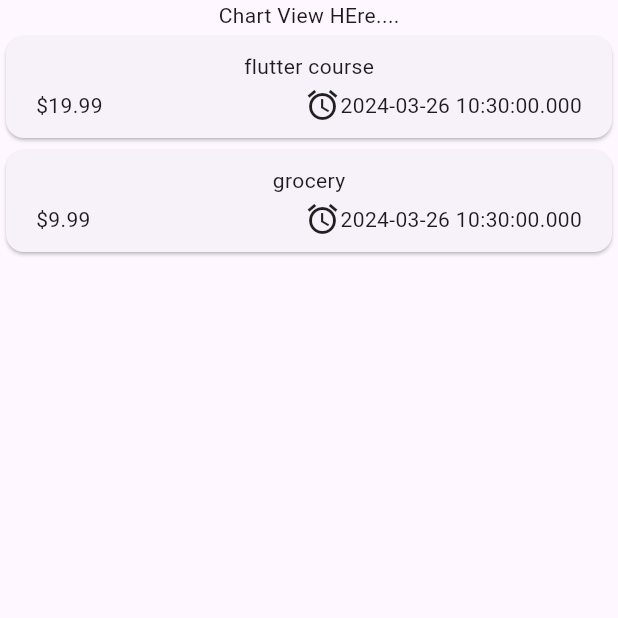
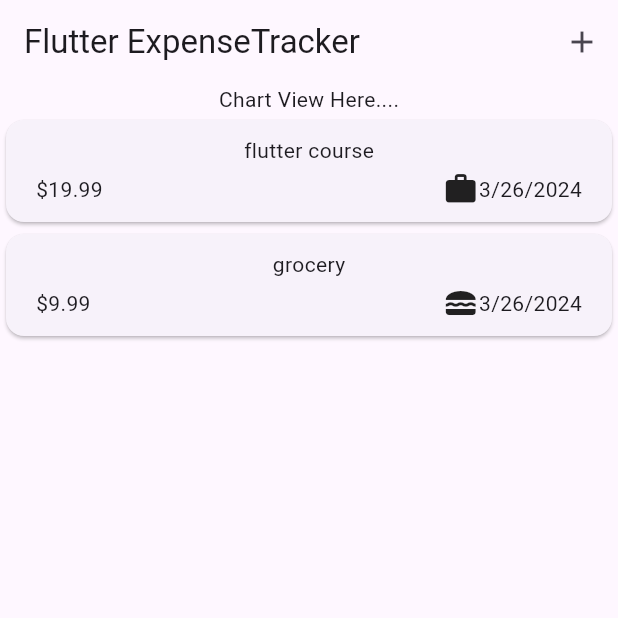
Before and after one commit to Nabeel-Oraxtech/Expense-Tracker-App, a Flutter app: the screen it shows after launch, on a phone screen of 412 x 824 dp, the top half of it. Run offline on Flutter 3.47's test engine with Material 3 defaults, Android fonts, the phone set to English and light mode, and no system bars.

Commit message:
Added Main Functionality

```diff
--- a/lib/main.dart
+++ b/lib/main.dart
@@ -3,6 +3,10 @@ import 'package:flutter/material.dart';
 
 void main() {
   runApp(
-    const MaterialApp(home: Expenses()),
+     MaterialApp(
+      theme: ThemeData(useMaterial3: true),
+      home: const Expenses(),
+
+    ),
   );
 }
--- a/lib/models/expense.dart
+++ b/lib/models/expense.dart
@@ -1,7 +1,10 @@
 import 'package:flutter/material.dart';
+import 'package:intl/intl.dart';
 import 'package:uuid/uuid.dart';
 
 const uuid = Uuid();
+
+final formatter = DateFormat.yMd();
 
 enum Category { food, travel, leisure, work }
 
@@ -25,4 +28,8 @@ class Expense {
   final double amount;
   final DateTime date;
   final Category category;
+
+  String get formattedDate{
+    return formatter.format(date);
+  }
 }
--- a/lib/widgets/expenses.dart
+++ b/lib/widgets/expenses.dart
@@ -1,10 +1,12 @@
 import 'package:expense_tracker_app/widgets/expenses_list.dart/expenses.list.dart';
 import 'package:expense_tracker_app/models/expense.dart';
+import 'package:expense_tracker_app/widgets/new_expense.dart';
 import 'package:flutter/material.dart';
-import 'package:flutter/widgets.dart';
+import 'package:flutter/services.dart';
 
 class Expenses extends StatefulWidget {
   const Expenses({super.key});
+
   @override
   State<Expenses> createState() {
     return _ExpensesState();
@@ -20,20 +22,86 @@ class _ExpensesState extends State<Expenses> {
       category: Category.work,
     ),
     Expense(
-        title: 'grocery',
-        amount: 9.99,
-        date: DateTime.now(),
-        category: Category.food)
+      title: 'grocery',
+      amount: 9.99,
+      date: DateTime.now(),
+      category: Category.food,
+    )
   ];
 
+  //@override
+  // void initState() {
+  //   super.initState();
+  //   // Set the system status bar color
+  //    SystemChrome.setSystemUIOverlayStyle(const SystemUiOverlayStyle(
+  //     statusBarColor: Colors.blue, // Change this color as needed
+  //   ));
+  // }
+
+  void _openAddExpense(){
+    showModalBottomSheet(
+      isScrollControlled: true,
+        context: context,
+        builder: (ctx)=>  NewExpense(onAddExpense:_addExpense),
+    );
+  }
+  void _addExpense(Expense expense){
+    setState(() {
+      _registeredExpenses.add(expense);
+    });
+  }
+
+  void _removeExpense(Expense expense){
+    final expenseIndex=_registeredExpenses.indexOf(expense);
+    setState(() {
+      _registeredExpenses.remove(expense);
+    });
+    ScaffoldMessenger.of(context).clearSnackBars();
+    ScaffoldMessenger.of(context).showSnackBar(
+         SnackBar(
+          duration: const Duration(seconds: 4),
+          content: const Text('Expense Deleted'),
+          action: SnackBarAction(
+              label: 'Undo',
+              onPressed: (){
+                setState(() {
+                  _registeredExpenses.insert(expenseIndex, expense);
+                });
+              }),
+        ));
+  }
   @override
   Widget build(BuildContext context) {
+
+    Widget mainContent=const Center(
+      child:
+      Text('No Expenses Found, Start Adding New One'),
+    );
+    if(_registeredExpenses.isNotEmpty){
+      mainContent= ExpensesList(
+        expenses: _registeredExpenses,
+        onRemoveExpense: _removeExpense,);
+    }
     return Scaffold(
+      appBar: AppBar(
+        //backgroundColor: Colors.blue, // Same color as status bar
+        title: const Text('Flutter ExpenseTracker'),
+        actions: [
+          IconButton(
+            icon: const Icon(Icons.add),
+            onPressed:_openAddExpense,
+          ),
+        ],
+      ),
       body: Center(
-        child: Column(children: [
-          const Text('Chart View HEre....'),
-          Expanded(child: ExpensesList(expenses: _registeredExpenses)),
-        ]),
+        child: Column(
+          children: [
+            const Text('Chart View Here....'),
+            Expanded(
+              child:mainContent,
+            ),
+          ],
+        ),
       ),
     );
   }
--- a/lib/widgets/expenses_list.dart/expenses.list.dart
+++ b/lib/widgets/expenses_list.dart/expenses.list.dart
@@ -3,14 +3,22 @@ import 'package:expense_tracker_app/widgets/expenses_list.dart/expenses_item.dar
 import 'package:flutter/widgets.dart';
 
 class ExpensesList extends StatelessWidget {
-  const ExpensesList({super.key, required this.expenses});
+  const ExpensesList({super.key,
+    required this.expenses,
+    required this.onRemoveExpense});
 
+  final void Function(Expense expense) onRemoveExpense;
   final List<Expense> expenses;
 
   @override
   Widget build(BuildContext context) {
     return ListView.builder(
         itemCount: expenses.length,
-        itemBuilder: (ctx, index) => ExpensesItem(expense: expenses[index]));
+        itemBuilder: (ctx, index) => Dismissible(
+            key: ValueKey(expenses[index]),
+            onDismissed: (direction){
+              onRemoveExpense(expenses[index]);
+            },
+            child: ExpensesItem(expense: expenses[index])));
   }
 }
--- a/lib/widgets/expenses_list.dart/expenses_item.dart
+++ b/lib/widgets/expenses_list.dart/expenses_item.dart
@@ -7,6 +7,7 @@ class ExpensesItem extends StatelessWidget {
   final Expense expense;
   @override
   Widget build(BuildContext context) {
+
     return Card(
       child: Padding(
           padding: const EdgeInsets.symmetric(
@@ -25,11 +26,11 @@ class ExpensesItem extends StatelessWidget {
                   const Spacer(),
                   Row(
                     children: [
-                      const Icon(Icons.alarm),
+                      Icon(categoryIcons[expense.category]),
                       const SizedBox(
                         height: 8,
                       ),
-                      Text(expense.date.toString()),
+                      Text(expense.formattedDate),
                     ],
                   ),
                 ],
--- a/pubspec.yaml
+++ b/pubspec.yaml
@@ -36,6 +36,7 @@ dependencies:
   # Use with the CupertinoIcons class for iOS style icons.
   cupertino_icons: ^1.0.6
   uuid: ^4.3.3
+  intl: ^0.19.0
 
 dev_dependencies:
   flutter_test:
```
Also changed, not shown: lib/widgets/new_expense.dart (added, +154 -0 lines), pubspec.lock.
